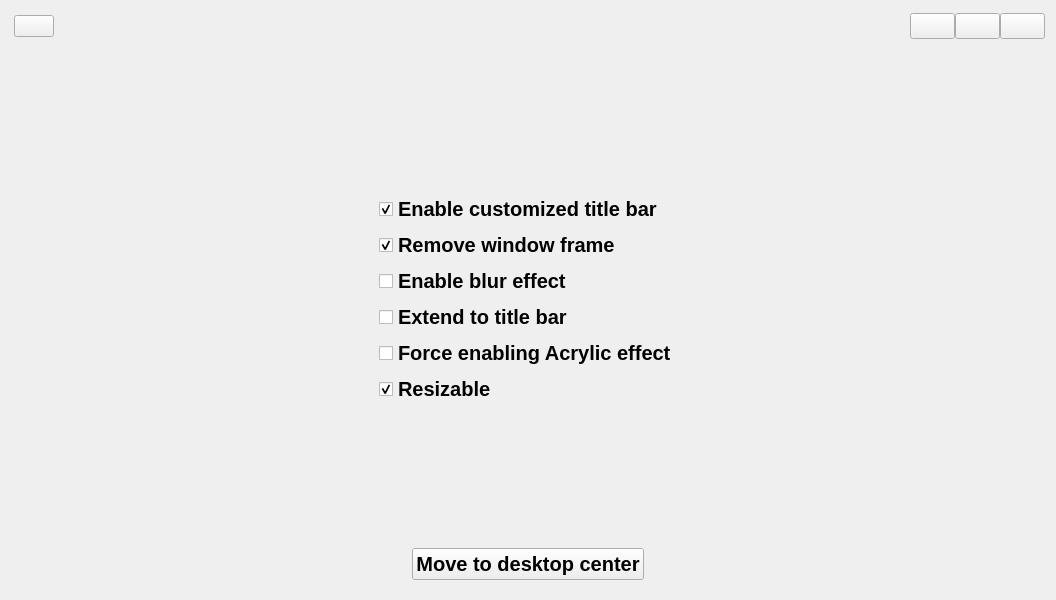
wangwenx190/framelesshelper, file examples/Win32Demo/widget.ui: the form before one commit.
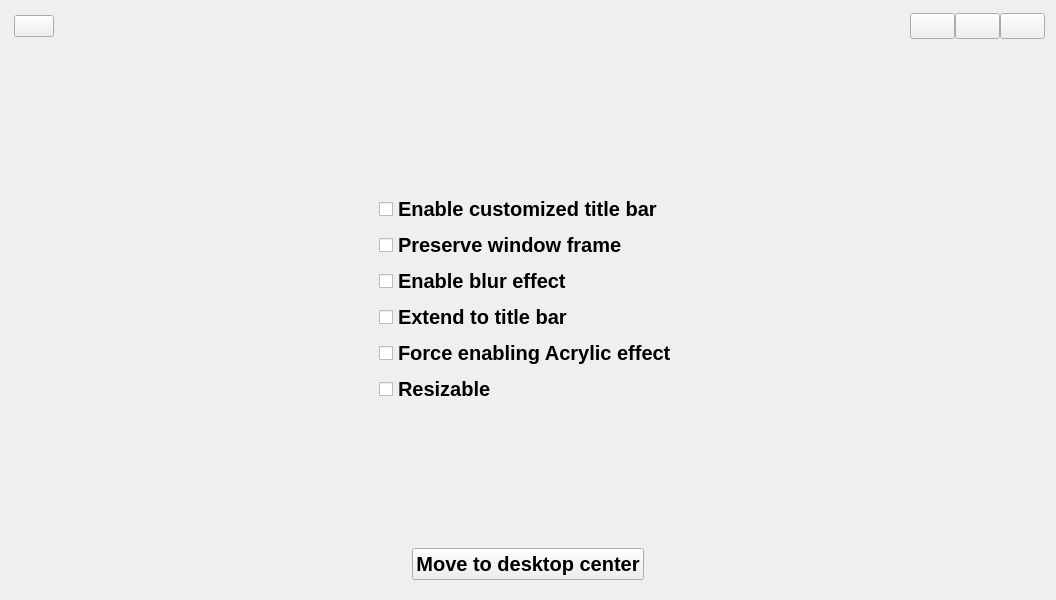
The form after the commit. Icons and pictures are not drawn.

What changed in the file:
```diff
--- a/examples/Win32Demo/widget.ui
+++ b/examples/Win32Demo/widget.ui
@@ -280,9 +280,6 @@
              <property name="text">
               <string>Enable customized title bar</string>
              </property>
-             <property name="checked">
-              <bool>true</bool>
-             </property>
             </widget>
            </item>
            <item>
@@ -295,10 +292,7 @@
               </font>
              </property>
              <property name="text">
-              <string>Remove window frame</string>
-             </property>
-             <property name="checked">
-              <bool>true</bool>
+              <string>Preserve window frame</string>
              </property>
             </widget>
            </item>
@@ -356,9 +350,6 @@
              <property name="text">
               <string>Resizable</string>
              </property>
-             <property name="checked">
-              <bool>true</bool>
-             </property>
             </widget>
            </item>
           </layout>
```
Left out of the diff: 2 changed lines with no effect on the pictures.
